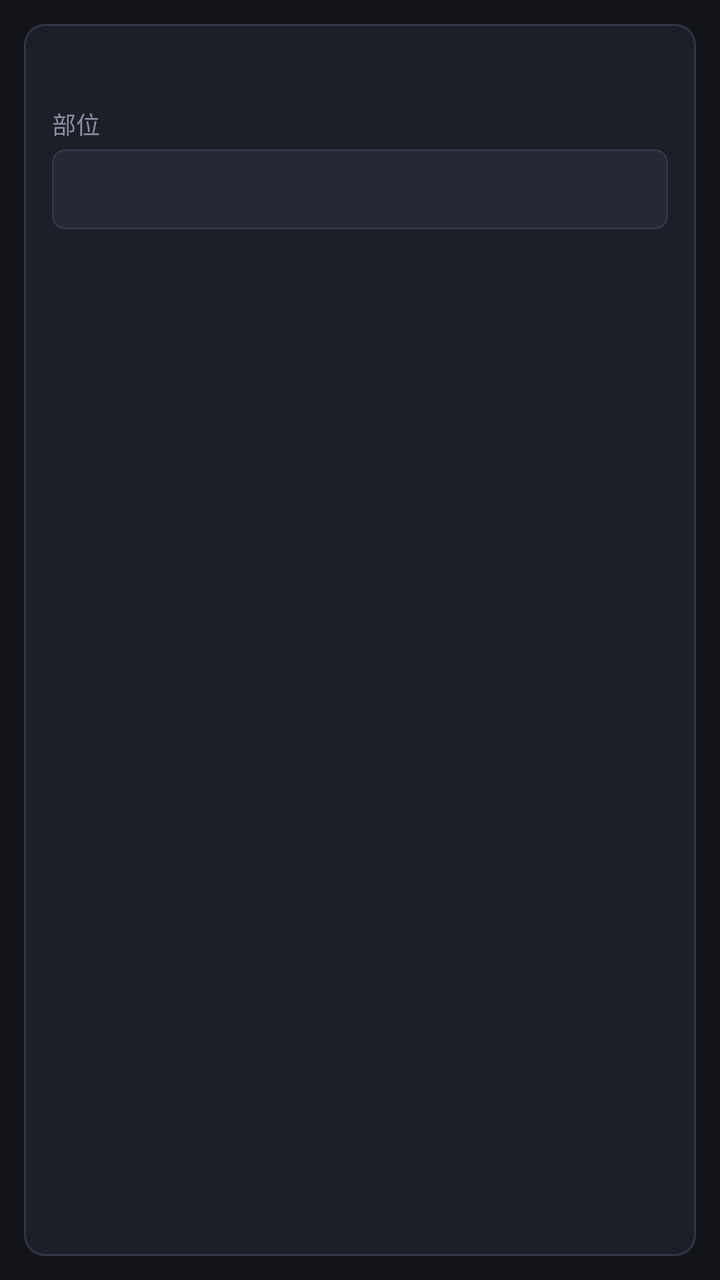
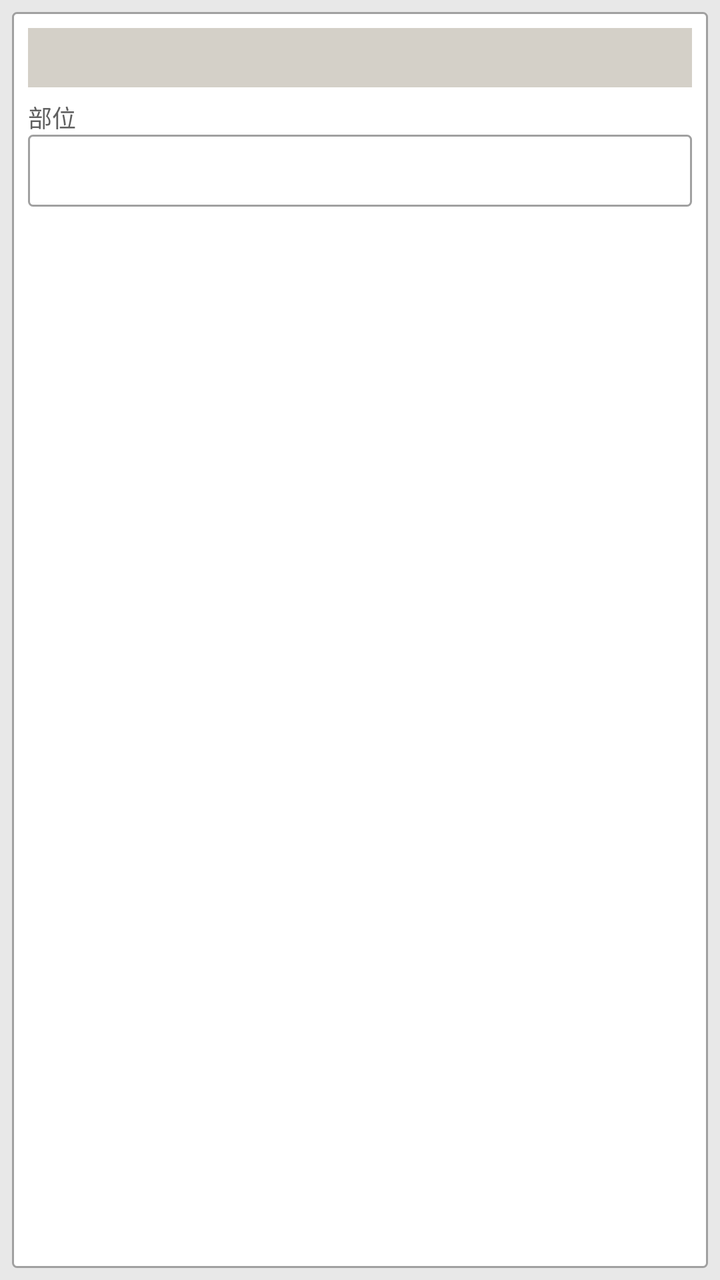

Two renders of the same Android screen: before a commit and after it. Below are the layout's source before the change and the commit's diff.
<!-- AndroidManifest.xml: application theme Theme.MHXXGanSimu -->
<!-- res/layout/fragment_equip_list.xml -->
<?xml version="1.0" encoding="utf-8"?>
<LinearLayout
    xmlns:android="http://schemas.android.com/apk/res/android"
    android:layout_width="match_parent"
    android:layout_height="match_parent"
    android:orientation="vertical"
    android:background="@color/bg"
    android:padding="12dp">

    <LinearLayout
        android:layout_width="match_parent"
        android:layout_height="match_parent"
        android:orientation="vertical"
        android:background="@drawable/bg_card"
        android:padding="14dp">

        <TextView
            android:id="@+id/txtTitle"
            android:layout_width="match_parent"
            android:layout_height="wrap_content"
            android:textColor="@color/accent"
            android:textSize="14sp"
            android:textStyle="bold"
            android:paddingBottom="8dp" />

        <TextView
            android:layout_width="wrap_content"
            android:layout_height="wrap_content"
            android:text="部位"
            android:textColor="@color/muted"
            android:textSize="12sp"
            android:paddingBottom="4dp" />

        <Spinner
            android:id="@+id/spinnerPart"
            android:layout_width="match_parent"
            android:layout_height="40dp"
            android:background="@drawable/bg_input"
            android:paddingHorizontal="10dp"
            android:layout_marginBottom="8dp"
            android:popupBackground="@color/surface2" />

        <androidx.recyclerview.widget.RecyclerView
            android:id="@+id/recycler"
            android:layout_width="match_parent"
            android:layout_height="0dp"
            android:layout_weight="1" />
    </LinearLayout>
</LinearLayout>
<!-- resources referenced by this layout -->
<resources>
  <color name="accent">#5B8DEF</color>
  <color name="bg">#12141A</color>
  <color name="muted">#8B90A5</color>
  <color name="surface2">#252836</color>
  <!-- drawable bg_card (drawable) -->
  <?xml version="1.0" encoding="utf-8"?>
  <shape xmlns:android="http://schemas.android.com/apk/res/android"
      android:shape="rectangle">
      <solid android:color="@color/surface" />
      <stroke android:width="1dp" android:color="@color/border" />
      <corners android:radius="10dp" />
  </shape>
  <!-- drawable bg_input (drawable) -->
  <?xml version="1.0" encoding="utf-8"?>
  <shape xmlns:android="http://schemas.android.com/apk/res/android"
      android:shape="rectangle">
      <solid android:color="@color/surface2" />
      <stroke android:width="1dp" android:color="@color/border" />
      <corners android:radius="6dp" />
  </shape>
  <style name="Theme.MHXXGanSimu" parent="Theme.Material3.Dark.NoActionBar">
          <item name="colorPrimary">@color/accent</item>
          <item name="colorPrimaryContainer">@color/surface2</item>
          <item name="colorOnPrimary">@color/on_primary</item>
          <item name="colorSecondary">@color/accent</item>
          <item name="colorSurface">@color/surface</item>
          <item name="colorOnSurface">@color/text</item>
          <item name="android:statusBarColor">@color/bg</item>
          <item name="android:navigationBarColor">@color/bg</item>
          <item name="android:windowBackground">@color/bg</item>
          <item name="android:colorBackground">@color/bg</item>
      </style>
  <color name="surface">#1C1F28</color>
  <color name="border">#33374A</color>
  <color name="on_primary">#FFFFFF</color>
  <color name="text">#E8EAF0</color>
</resources>

<!-- the commit's change to res/layout/fragment_equip_list.xml (unified diff, before → after) -->
@@ -5,39 +5,40 @@
     android:layout_height="match_parent"
     android:orientation="vertical"
     android:background="@color/bg"
-    android:padding="12dp">
+    android:padding="6dp">
 
     <LinearLayout
         android:layout_width="match_parent"
         android:layout_height="match_parent"
         android:orientation="vertical"
         android:background="@drawable/bg_card"
-        android:padding="14dp">
+        android:padding="8dp">
 
         <TextView
             android:id="@+id/txtTitle"
             android:layout_width="match_parent"
             android:layout_height="wrap_content"
-            android:textColor="@color/accent"
-            android:textSize="14sp"
+            android:textColor="@color/text"
+            android:textSize="13sp"
             android:textStyle="bold"
-            android:paddingBottom="8dp" />
+            android:background="@color/header_bg"
+            android:padding="6dp"
+            android:layout_marginBottom="6dp" />
 
         <TextView
             android:layout_width="wrap_content"
             android:layout_height="wrap_content"
             android:text="部位"
             android:textColor="@color/muted"
-            android:textSize="12sp"
-            android:paddingBottom="4dp" />
+            android:textSize="12sp" />
 
         <Spinner
             android:id="@+id/spinnerPart"
             android:layout_width="match_parent"
-            android:layout_height="40dp"
+            android:layout_height="36dp"
             android:background="@drawable/bg_input"
-            android:paddingHorizontal="10dp"
-            android:layout_marginBottom="8dp"
+            android:paddingHorizontal="8dp"
+            android:layout_marginBottom="6dp"
             android:popupBackground="@color/surface2" />
 
         <androidx.recyclerview.widget.RecyclerView
<!-- resource entries referenced after the edit -->
@@ -1,16 +1,18 @@
 <!-- resources referenced by this layout -->
 <resources>
-  <color name="accent">#5B8DEF</color>
-  <color name="bg">#12141A</color>
-  <color name="muted">#8B90A5</color>
-  <color name="surface2">#252836</color>
+  <color name="accent">#3C7FB1</color>
+  <color name="primary_container">#D6E8F5</color>
+  <color name="bg">#E8E8E8</color>
+  <color name="header_bg">#D4D0C8</color>
+  <color name="muted">#606060</color>
+  <color name="surface2">#FFFFFF</color>
   <!-- drawable bg_card (drawable) -->
   <?xml version="1.0" encoding="utf-8"?>
   <shape xmlns:android="http://schemas.android.com/apk/res/android"
       android:shape="rectangle">
-      <solid android:color="@color/surface" />
+      <solid android:color="@color/surface2" />
       <stroke android:width="1dp" android:color="@color/border" />
-      <corners android:radius="10dp" />
+      <corners android:radius="2dp" />
   </shape>
   <!-- drawable bg_input (drawable) -->
   <?xml version="1.0" encoding="utf-8"?>
@@ -18,23 +20,23 @@
       android:shape="rectangle">
       <solid android:color="@color/surface2" />
       <stroke android:width="1dp" android:color="@color/border" />
-      <corners android:radius="6dp" />
+      <corners android:radius="2dp" />
   </shape>
-  <style name="Theme.MHXXGanSimu" parent="Theme.Material3.Dark.NoActionBar">
+  <style name="Theme.MHXXGanSimu" parent="Theme.Material3.Light.NoActionBar">
           <item name="colorPrimary">@color/accent</item>
-          <item name="colorPrimaryContainer">@color/surface2</item>
+          <item name="colorPrimaryContainer">@color/primary_container</item>
           <item name="colorOnPrimary">@color/on_primary</item>
-          <item name="colorSecondary">@color/accent</item>
-          <item name="colorSurface">@color/surface</item>
+          <item name="colorSecondary">@color/secondary</item>
+          <item name="colorSurface">@color/surface2</item>
           <item name="colorOnSurface">@color/text</item>
-          <item name="android:statusBarColor">@color/bg</item>
+          <item name="android:statusBarColor">@color/header_bg</item>
           <item name="android:navigationBarColor">@color/bg</item>
           <item name="android:windowBackground">@color/bg</item>
           <item name="android:colorBackground">@color/bg</item>
       </style>
-  <color name="surface">#1C1F28</color>
-  <color name="border">#33374A</color>
+  <color name="border">#A0A0A0</color>
   <color name="on_primary">#FFFFFF</color>
-  <color name="text">#E8EAF0</color>
+  <color name="secondary">#5A5A5A</color>
+  <color name="text">#202020</color>
 </resources>
 
